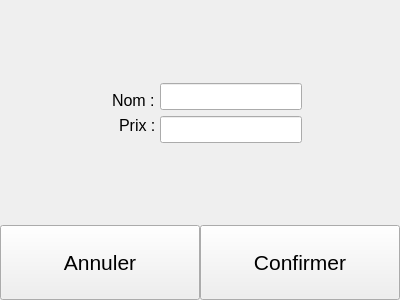
Above: UberMedoc/ajoutmedoc.ui from GregDAka/Ubermedoc before the change. Below: the same form after it.
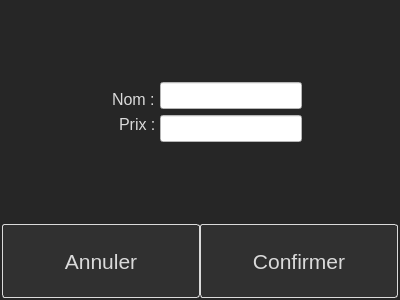
That is the form after the change.

What changed in the file:
```diff
--- a/UberMedoc/ajoutmedoc.ui
+++ b/UberMedoc/ajoutmedoc.ui
@@ -13,21 +13,47 @@
   <property name="windowTitle">
    <string>Form</string>
   </property>
+  <property name="styleSheet">
+   <string notr="true">QWidget {
+background-color:#262626;
+color:#DADADA
+}
+QPushButton {
+    background-color: #303030; /* Use the same background color as QWidget */
+    border: 1px solid #DADADA; /* Use a contrasting border color */
+    padding: 5px 10px; /* Padding */
+    border-radius: 3px; /* Rounded corners */
+    color: #DADADA; /* Use the same text color as QWidget */
+    min-width: 80px; /* Minimum width */
+}
+
+QPushButton:hover {
+    background-color: #404040; /* Slightly lighter color when hovered */
+}
+
+QPushButton:pressed {
+    background-color: #202020; /* Slightly darker color when pressed */
+}
+QLineEdit{
+background-color: white;
+color: black;
+}</string>
+  </property>
   <layout class="QVBoxLayout" name="verticalLayout_2" stretch="75,25">
    <property name="spacing">
     <number>0</number>
    </property>
    <property name="leftMargin">
-    <number>0</number>
+    <number>2</number>
    </property>
    <property name="topMargin">
     <number>0</number>
    </property>
    <property name="rightMargin">
-    <number>0</number>
+    <number>2</number>
    </property>
    <property name="bottomMargin">
-    <number>0</number>
+    <number>2</number>
    </property>
    <item>
     <layout class="QVBoxLayout" name="verticalLayout">
@@ -104,6 +130,9 @@
            <pointsize>12</pointsize>
           </font>
          </property>
+         <property name="text">
+          <string/>
+         </property>
         </widget>
        </item>
       </layout>
```
